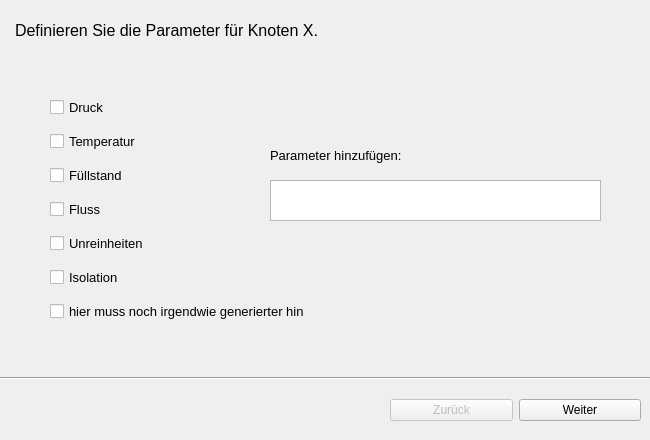
Above: Code/wizard_1.ui from MSPietsch/HMI before the change. Below: the same form after it.
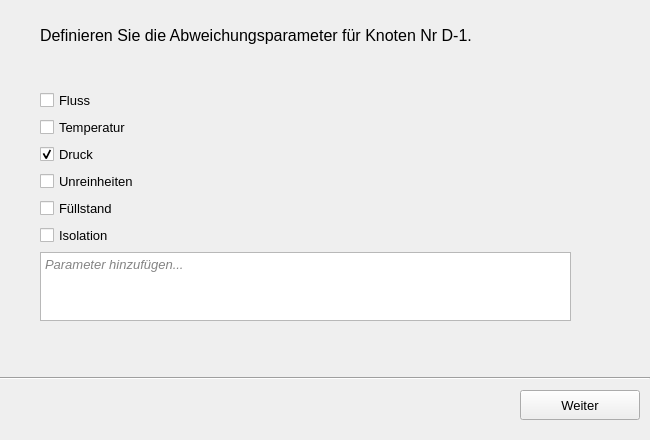
That is the form after the change.

What changed in the file:
```diff
--- a/Code/wizard_1.ui
+++ b/Code/wizard_1.ui
@@ -22,6 +22,11 @@
      <height>440</height>
     </rect>
    </property>
+   <property name="font">
+    <font>
+     <pointsize>10</pointsize>
+    </font>
+   </property>
    <property name="frameShape">
     <enum>QFrame::NoFrame</enum>
    </property>
@@ -34,8 +39,8 @@
     </property>
     <property name="geometry">
      <rect>
-      <x>15</x>
-      <y>15</y>
+      <x>40</x>
+      <y>20</y>
       <width>591</width>
       <height>31</height>
      </rect>
@@ -48,88 +53,45 @@
      </font>
     </property>
     <property name="text">
-     <string>Definieren Sie die Parameter für Knoten X.</string>
+     <string>Definieren Sie die Abweichungsparameter für Knoten Nr D-1.</string>
     </property>
    </widget>
-   <widget class="QLabel" name="label_2">
+   <widget class="Line" name="line">
     <property name="geometry">
      <rect>
-      <x>270</x>
-      <y>140</y>
-      <width>291</width>
-      <height>31</height>
+      <x>0</x>
+      <y>370</y>
+      <width>650</width>
+      <height>16</height>
      </rect>
     </property>
-    <property name="font">
-     <font>
-      <pointsize>10</pointsize>
-     </font>
+    <property name="orientation">
+     <enum>Qt::Horizontal</enum>
+    </property>
+   </widget>
+   <widget class="QPushButton" name="weiterButton">
+    <property name="geometry">
+     <rect>
+      <x>520</x>
+      <y>390</y>
+      <width>120</width>
+      <height>30</height>
+     </rect>
     </property>
     <property name="text">
-     <string>Parameter hinzufügen:</string>
+     <string>Weiter</string>
     </property>
    </widget>
-   <widget class="QTextEdit" name="textFeld">
+   <widget class="QWidget" name="">
     <property name="geometry">
      <rect>
-      <x>270</x>
-      <y>180</y>
-      <width>331</width>
-      <height>41</height>
-     </rect>
-    </property>
-   </widget>
-   <widget class="QWidget" name="verticalLayoutWidget">
-    <property name="geometry">
-     <rect>
-      <x>50</x>
+      <x>40</x>
       <y>90</y>
-      <width>332</width>
-      <height>241</height>
+      <width>531</width>
+      <height>231</height>
      </rect>
     </property>
-    <property name="font">
-     <font>
-      <pointsize>10</pointsize>
-     </font>
-    </property>
     <layout class="QVBoxLayout" name="verticalLayout">
-     <item>
-      <widget class="QCheckBox" name="checkBox_3">
-       <property name="font">
-        <font>
-         <pointsize>10</pointsize>
-        </font>
-       </property>
-       <property name="text">
-        <string>Druck</string>
-       </property>
-      </widget>
-     </item>
-     <item>
-      <widget class="QCheckBox" name="checkBox_5">
-       <property name="font">
-        <font>
-         <pointsize>10</pointsize>
-        </font>
-       </property>
-       <property name="text">
-        <string>Temperatur</string>
-       </property>
-      </widget>
-     </item>
-     <item>
-      <widget class="QCheckBox" name="checkBox_6">
-       <property name="font">
-        <font>
-         <pointsize>10</pointsize>
-        </font>
-       </property>
-       <property name="text">
-        <string>Füllstand</string>
-       </property>
-      </widget>
-     </item>
      <item>
       <widget class="QCheckBox" name="checkBox_4">
        <property name="font">
@@ -142,6 +104,33 @@
        </property>
       </widget>
      </item>
+     <item>
+      <widget class="QCheckBox" name="checkBox_5">
+       <property name="font">
+        <font>
+         <pointsize>10</pointsize>
+        </font>
+       </property>
+       <property name="text">
+        <string>Temperatur</string>
+       </property>
+      </widget>
+     </item>
+     <item>
+      <widget class="QCheckBox" name="checkBox_3">
+       <property name="font">
+        <font>
+         <pointsize>10</pointsize>
+        </font>
+       </property>
+       <property name="text">
+        <string>Druck</string>
+       </property>
+       <property name="checked">
+        <bool>true</bool>
+       </property>
+      </widget>
+     </item>
      <item>
       <widget class="QCheckBox" name="checkBox_2">
        <property name="font">
@@ -154,6 +143,18 @@
        </property>
       </widget>
      </item>
+     <item>
+      <widget class="QCheckBox" name="checkBox_6">
+       <property name="font">
+        <font>
+         <pointsize>10</pointsize>
+        </font>
+       </property>
+       <property name="text">
+        <string>Füllstand</string>
+       </property>
+      </widget>
+     </item>
      <item>
       <widget class="QCheckBox" name="checkBox">
        <property name="font">
@@ -167,59 +168,18 @@
       </widget>
      </item>
      <item>
-      <widget class="QCheckBox" name="checkBox_7">
-       <property name="text">
-        <string>hier muss noch irgendwie generierter hin</string>
+      <widget class="QTextEdit" name="textFeld">
+       <property name="html">
+        <string>&lt;!DOCTYPE HTML PUBLIC &quot;-//W3C//DTD HTML 4.0//EN&quot; &quot;http://www.w3.org/TR/REC-html40/strict.dtd&quot;&gt;
+&lt;html&gt;&lt;head&gt;&lt;meta name=&quot;qrichtext&quot; content=&quot;1&quot; /&gt;&lt;style type=&quot;text/css&quot;&gt;
+p, li { white-space: pre-wrap; }
+&lt;/style&gt;&lt;/head&gt;&lt;body style=&quot; font-family:'MS Shell Dlg 2'; font-size:10pt; font-weight:400; font-style:normal;&quot;&gt;
+&lt;p style=&quot; margin-top:0px; margin-bottom:0px; margin-left:0px; margin-right:0px; -qt-block-indent:0; text-indent:0px;&quot;&gt;&lt;span style=&quot; font-family:'MS Shell Dlg 2'; font-style:italic; color:#848484;&quot;&gt;Parameter hinzufügen...&lt;/span&gt;&lt;/p&gt;&lt;/body&gt;&lt;/html&gt;</string>
        </property>
       </widget>
      </item>
     </layout>
    </widget>
-   <widget class="QWidget" name="horizontalLayoutWidget">
-    <property name="geometry">
-     <rect>
-      <x>390</x>
-      <y>380</y>
-      <width>251</width>
-      <height>61</height>
-     </rect>
-    </property>
-    <layout class="QHBoxLayout" name="horizontalLayout">
-     <item>
-      <widget class="QPushButton" name="zurckButton">
-       <property name="enabled">
-        <bool>false</bool>
-       </property>
-       <property name="text">
-        <string>Zurück</string>
-       </property>
-       <property name="checkable">
-        <bool>false</bool>
-       </property>
-      </widget>
-     </item>
-     <item>
-      <widget class="QPushButton" name="weiterButton">
-       <property name="text">
-        <string>Weiter</string>
-       </property>
-      </widget>
-     </item>
-    </layout>
-   </widget>
-   <widget class="Line" name="line">
-    <property name="geometry">
-     <rect>
-      <x>0</x>
-      <y>370</y>
-      <width>650</width>
-      <height>16</height>
-     </rect>
-    </property>
-    <property name="orientation">
-     <enum>Qt::Horizontal</enum>
-    </property>
-   </widget>
   </widget>
  </widget>
  <resources/>
```
